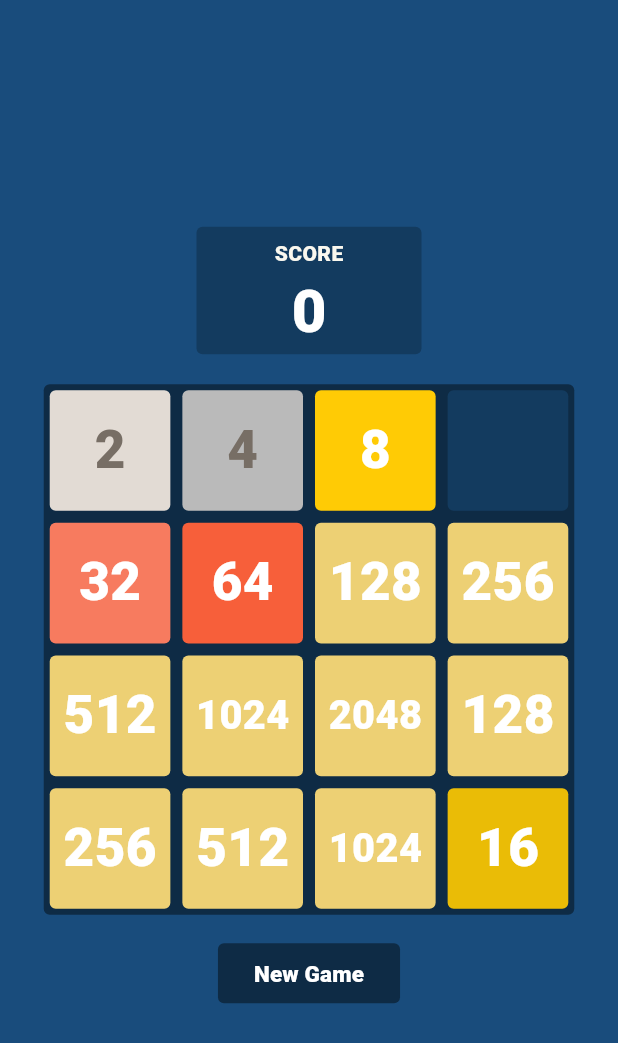
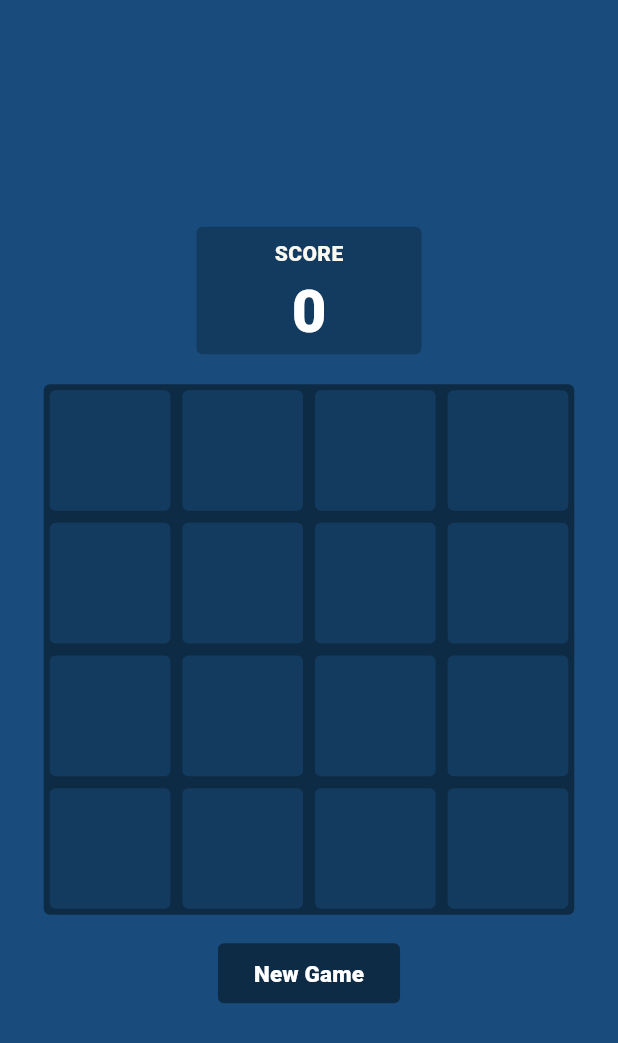
Before and after one commit to jamalvh/2048, a Flutter app: the screen it shows after launch, on a phone screen of 412 x 824 dp. Shown: the top 1043 px of the screen. Run offline on Flutter 3.47's test engine with Material 3 defaults, Android fonts, the phone set to English and light mode, and no system bars.

Commit message:
Update main.dart

```diff
--- a/lib/main.dart
+++ b/lib/main.dart
@@ -6,6 +6,7 @@ import 'package:flutter/material.dart';
 // TODO: Michiganify
 // TODO: Animation
 // TODO: HiveDB (highscores, progress (save nums not tiles))
+// tile stacking on merge and new game (something with Stack and no pop)
 
 void main() {
   runApp(const MyApp());
@@ -82,21 +83,21 @@ class _MyHomePageState extends State<MyHomePage> {
   @override
   void initState() {
     // createNewTile(2);
-    grid[0][0].val = 2;
-    grid[0][1].val = 4;
-    grid[0][2].val = 8;
-    grid[3][3].val = 16;
-    grid[1][0].val = 32;
-    grid[1][1].val = 64;
-    grid[1][2].val = 128;
-    grid[1][3].val = 256;
-    grid[2][0].val = 512;
-    grid[2][1].val = 1024;
-    grid[2][2].val = 2048;
-    grid[2][3].val = 128;
-    grid[3][0].val = 256;
-    grid[3][1].val = 512;
-    grid[3][2].val = 1024;
+    // grid[0][0].val = 2;
+    // grid[0][1].val = 4;
+    // grid[0][2].val = 8;
+    // grid[3][3].val = 16;
+    // grid[1][0].val = 32;
+    // grid[1][1].val = 64;
+    // grid[1][2].val = 128;
+    // grid[1][3].val = 256;
+    // grid[2][0].val = 512;
+    // grid[2][1].val = 1024;
+    // grid[2][2].val = 2048;
+    // grid[2][3].val = 128;
+    // grid[3][0].val = 256;
+    // grid[3][1].val = 512;
+    // grid[3][2].val = 1024;
     super.initState();
   }
 
```
